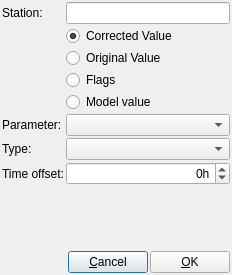
metno/kvhqc, file src/dl_addcolumn.ui: the form before one commit.
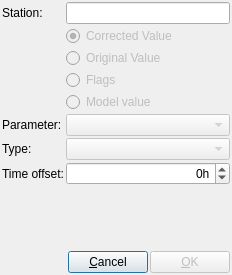
The form after the commit.

```diff
--- a/src/dl_addcolumn.ui
+++ b/src/dl_addcolumn.ui
@@ -37,6 +37,9 @@
      </item>
      <item row="1" column="1">
       <widget class="QRadioButton" name="radioCorrected">
+       <property name="enabled">
+        <bool>false</bool>
+       </property>
        <property name="text">
         <string>Corrected Value</string>
        </property>
@@ -47,6 +50,9 @@
      </item>
      <item row="3" column="1">
       <widget class="QRadioButton" name="radioOriginal">
+       <property name="enabled">
+        <bool>false</bool>
+       </property>
        <property name="text">
         <string>Original Value</string>
        </property>
@@ -54,6 +60,9 @@
      </item>
      <item row="4" column="1">
       <widget class="QRadioButton" name="radioFlags">
+       <property name="enabled">
+        <bool>false</bool>
+       </property>
        <property name="text">
         <string>Flags</string>
        </property>
@@ -61,6 +70,9 @@
      </item>
      <item row="5" column="1">
       <widget class="QRadioButton" name="radioModel">
+       <property name="enabled">
+        <bool>false</bool>
+       </property>
        <property name="text">
         <string>Model value</string>
        </property>
@@ -74,7 +86,11 @@
       </widget>
      </item>
      <item row="7" column="1">
-      <widget class="QComboBox" name="comboParam"/>
+      <widget class="QComboBox" name="comboParam">
+       <property name="enabled">
+        <bool>false</bool>
+       </property>
+      </widget>
      </item>
      <item row="8" column="0">
       <widget class="QLabel" name="labelType">
@@ -84,7 +100,11 @@
       </widget>
      </item>
      <item row="8" column="1">
-      <widget class="QComboBox" name="comboType"/>
+      <widget class="QComboBox" name="comboType">
+       <property name="enabled">
+        <bool>false</bool>
+       </property>
+      </widget>
      </item>
      <item row="9" column="0">
       <widget class="QLabel" name="labelTimeOffset">
@@ -135,6 +155,9 @@
      </item>
      <item>
       <widget class="QPushButton" name="buttonOk">
+       <property name="enabled">
+        <bool>false</bool>
+       </property>
        <property name="text">
         <string>&amp;OK</string>
        </property>
```
